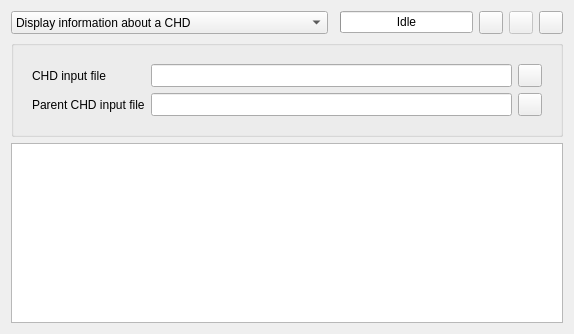
This is tools/qchdman/projectwidget.ui in qmc2/qmc2-mame-fe as Qt 5 draws it before an edit. The edited form follows.
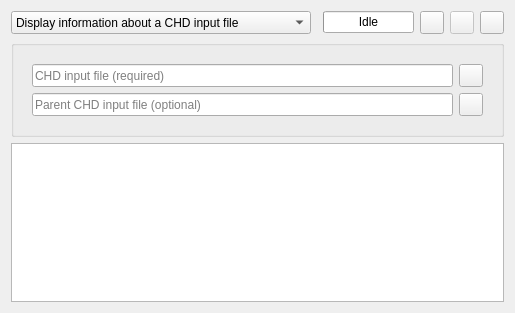
This is the edited form. The open tabs and pages were chosen to show the change. Icons and pictures are not drawn.

Commit message: wip: code simplification, more compact project UI

```diff
--- a/tools/qchdman/projectwidget.ui
+++ b/tools/qchdman/projectwidget.ui
@@ -6,11 +6,11 @@
    <rect>
     <x>0</x>
     <y>0</y>
-    <width>574</width>
-    <height>334</height>
+    <width>515</width>
+    <height>313</height>
    </rect>
   </property>
-  <layout class="QGridLayout" name="gridLayout" rowstretch="0,0,1">
+  <layout class="QGridLayout" name="gridLayout" rowstretch="0,0,1" columnstretch="1,0,0,0,0,0">
    <item row="0" column="2">
     <widget class="QProgressBar" name="progressBar">
      <property name="toolTip">
@@ -107,23 +107,6 @@
         </property>
         <widget class="QWidget" name="pageInfo">
          <layout class="QGridLayout" name="gridLayoutPageInfo">
-          <item row="0" column="0">
-           <widget class="QLabel" name="labelInfoInputFile">
-            <property name="text">
-             <string>CHD input file</string>
-            </property>
-           </widget>
-          </item>
-          <item row="0" column="1">
-           <widget class="QLineEdit" name="lineEditInfoInputFile">
-            <property name="sizePolicy">
-             <sizepolicy hsizetype="Expanding" vsizetype="Minimum">
-              <horstretch>0</horstretch>
-              <verstretch>0</verstretch>
-             </sizepolicy>
-            </property>
-           </widget>
-          </item>
           <item row="0" column="2">
            <widget class="QToolButton" name="toolButtonBrowseInfoInputFile">
             <property name="sizePolicy">
@@ -154,7 +137,23 @@
           <item row="1" column="0" colspan="3">
            <widget class="QCheckBox" name="checkBoxInfoVerbose">
             <property name="text">
-             <string>Output additional information (verbose)</string>
+             <string>Output additional information (optional)</string>
+            </property>
+           </widget>
+          </item>
+          <item row="0" column="0" colspan="2">
+           <widget class="QLineEdit" name="lineEditInfoInputFile">
+            <property name="sizePolicy">
+             <sizepolicy hsizetype="Expanding" vsizetype="Minimum">
+              <horstretch>0</horstretch>
+              <verstretch>0</verstretch>
+             </sizepolicy>
+            </property>
+            <property name="toolTip">
+             <string>CHD input file (required)</string>
+            </property>
+            <property name="placeholderText">
+             <string>CHD input file (required)</string>
             </property>
            </widget>
           </item>
@@ -162,33 +161,6 @@
         </widget>
         <widget class="QWidget" name="pageVerify">
          <layout class="QGridLayout" name="gridLayoutPageVerify">
-          <item row="1" column="0">
-           <widget class="QLabel" name="labelVerifyParentInputFile">
-            <property name="text">
-             <string>Parent CHD input file</string>
-            </property>
-           </widget>
-          </item>
-          <item row="0" column="1">
-           <widget class="QLineEdit" name="lineEditVerifyInputFile">
-            <property name="sizePolicy">
-             <sizepolicy hsizetype="Expanding" vsizetype="Minimum">
-              <horstretch>0</horstretch>
-              <verstretch>0</verstretch>
-             </sizepolicy>
-            </property>
-           </widget>
-          </item>
-          <item row="1" column="1">
-           <widget class="QLineEdit" name="lineEditVerifyParentInputFile">
-            <property name="sizePolicy">
-             <sizepolicy hsizetype="Expanding" vsizetype="Minimum">
-              <horstretch>0</horstretch>
-              <verstretch>0</verstretch>
-             </sizepolicy>
-            </property>
-           </widget>
-          </item>
           <item row="1" column="2">
            <widget class="QToolButton" name="toolButtonBrowseVerifyParentInputFile">
             <property name="sizePolicy">
@@ -217,13 +189,6 @@
             </property>
            </widget>
           </item>
-          <item row="0" column="0">
-           <widget class="QLabel" name="labelVerifyInputFile">
-            <property name="text">
-             <string>CHD input file</string>
-            </property>
-           </widget>
-          </item>
           <item row="2" column="0" colspan="3">
            <spacer name="verticalSpacerVerify">
             <property name="orientation">
@@ -237,6 +202,38 @@
             </property>
            </spacer>
           </item>
+          <item row="0" column="0" colspan="2">
+           <widget class="QLineEdit" name="lineEditVerifyInputFile">
+            <property name="sizePolicy">
+             <sizepolicy hsizetype="Expanding" vsizetype="Minimum">
+              <horstretch>0</horstretch>
+              <verstretch>0</verstretch>
+             </sizepolicy>
+            </property>
+            <property name="toolTip">
+             <string>CHD input file (required)</string>
+            </property>
+            <property name="placeholderText">
+             <string>CHD input file (required)</string>
+            </property>
+           </widget>
+          </item>
+          <item row="1" column="0" colspan="2">
+           <widget class="QLineEdit" name="lineEditVerifyParentInputFile">
+            <property name="sizePolicy">
+             <sizepolicy hsizetype="Expanding" vsizetype="Minimum">
+              <horstretch>0</horstretch>
+              <verstretch>0</verstretch>
+             </sizepolicy>
+            </property>
+            <property name="toolTip">
+             <string>Parent CHD input file (optional)</string>
+            </property>
+            <property name="placeholderText">
+             <string>Parent CHD input file (optional)</string>
+            </property>
+           </widget>
+          </item>
          </layout>
         </widget>
         <widget class="QWidget" name="pageCopy"/>
@@ -267,12 +264,9 @@
      <property name="maxVisibleItems">
       <number>20</number>
      </property>
-     <property name="sizeAdjustPolicy">
-      <enum>QComboBox::AdjustToContents</enum>
-     </property>
      <item>
       <property name="text">
-       <string>Display information about a CHD</string>
+       <string>Display information about a CHD input file</string>
       </property>
       <property name="icon">
        <iconset resource="qchdman.qrc">
@@ -290,7 +284,7 @@
      </item>
      <item>
       <property name="text">
-       <string>Copy data from one CHD to another of the same type</string>
+       <string>Copy data from one CHD to another</string>
       </property>
       <property name="icon">
        <iconset resource="qchdman.qrc">
@@ -308,7 +302,7 @@
      </item>
      <item>
       <property name="text">
-       <string>Create a hard disk CHD from an input file</string>
+       <string>Create an HD CHD from an input file</string>
       </property>
       <property name="icon">
        <iconset resource="qchdman.qrc">
@@ -326,7 +320,7 @@
      </item>
      <item>
       <property name="text">
-       <string>Create a laserdisc CHD from an input file</string>
+       <string>Create an LD CHD from an input file</string>
       </property>
       <property name="icon">
        <iconset resource="qchdman.qrc">
@@ -335,7 +329,7 @@
      </item>
      <item>
       <property name="text">
-       <string>Extract raw file from a CHD input file</string>
+       <string>Extract a raw file from a CHD input file</string>
       </property>
       <property name="icon">
        <iconset resource="qchdman.qrc">
@@ -344,7 +338,7 @@
      </item>
      <item>
       <property name="text">
-       <string>Extract raw hard disk file from a CHD input file</string>
+       <string>Extract an HD file from a CHD input file</string>
       </property>
       <property name="icon">
        <iconset resource="qchdman.qrc">
@@ -353,7 +347,7 @@
      </item>
      <item>
       <property name="text">
-       <string>Extract CD file from a CHD input file</string>
+       <string>Extract a CD file from a CHD input file</string>
       </property>
       <property name="icon">
        <iconset resource="qchdman.qrc">
@@ -362,7 +356,7 @@
      </item>
      <item>
       <property name="text">
-       <string>Extract laserdisc AVI file from a CHD input file</string>
+       <string>Extract an LD AVI file from a CHD input file</string>
       </property>
       <property name="icon">
        <iconset resource="qchdman.qrc">
```
The commit also changes 4 other files.
